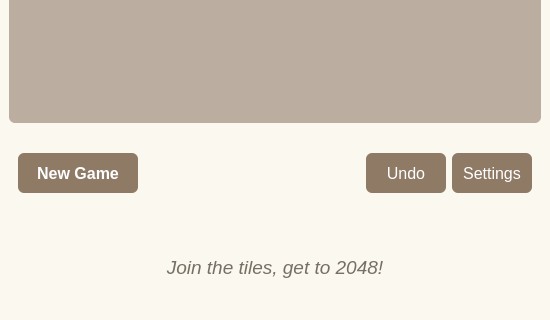
Qt form mainwindow.ui (nju-zym/2048-qt) before a commit; both pictures show x 0 to 550 and y 380 to 700 of the 550 by 700 pixel window.
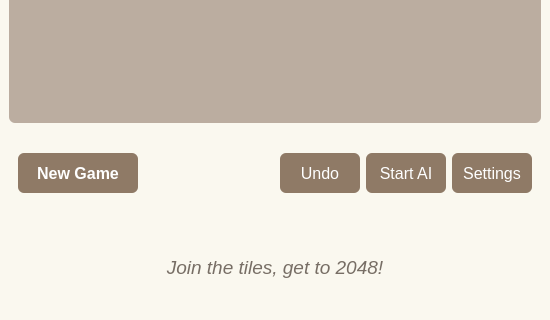
The same form after that commit.

The edit to the form file:
```diff
--- a/mainwindow.ui
+++ b/mainwindow.ui
@@ -300,6 +300,34 @@
          </property>
         </widget>
        </item>
+       <item>
+        <widget class="QPushButton" name="aiButton">
+         <property name="minimumSize">
+          <size>
+           <width>80</width>
+           <height>40</height>
+          </size>
+         </property>
+         <property name="font">
+          <font>
+           <pointsize>12</pointsize>
+          </font>
+         </property>
+         <property name="styleSheet">
+          <string notr="true">QPushButton {
+    background-color: #8f7a66;
+    color: white;
+    border-radius: 6px;
+}
+QPushButton:hover {
+    background-color: #9f8a76;
+}</string>
+         </property>
+         <property name="text">
+          <string>Start AI</string>
+         </property>
+        </widget>
+       </item>
        <item>
         <widget class="QPushButton" name="settingsButton">
          <property name="minimumSize">
```
Left out of the diff: 6 changed lines with no effect on the pictures.
